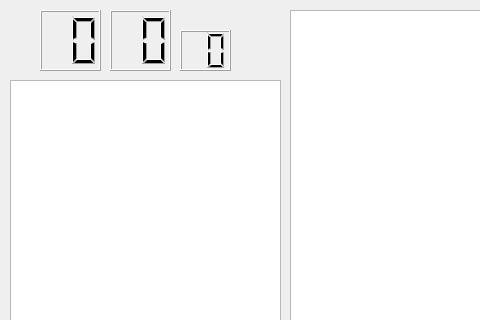
First picture: the form in src/mainUI.ui, repository BarbechoGonzalez/robotica2015, before the edit; both pictures show x 0 to 480 and y 0 to 320 of the 838 by 559 pixel window.
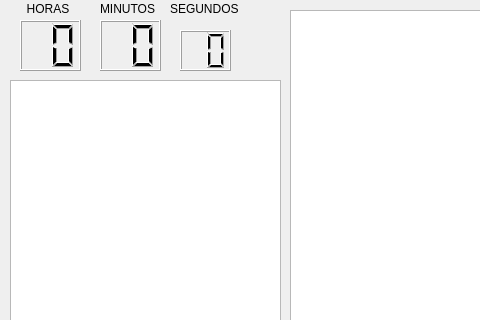
Second picture: the form after the edit.

```diff
--- a/src/mainUI.ui
+++ b/src/mainUI.ui
@@ -60,12 +60,15 @@
    </property>
   </widget>
   <widget class="QLCDNumber" name="LCDhor">
+   <property name="enabled">
+    <bool>true</bool>
+   </property>
    <property name="geometry">
     <rect>
-     <x>40</x>
-     <y>10</y>
+     <x>20</x>
+     <y>20</y>
      <width>61</width>
-     <height>61</height>
+     <height>51</height>
     </rect>
    </property>
    <property name="digitCount">
@@ -75,10 +78,10 @@
   <widget class="QLCDNumber" name="LCDmin">
    <property name="geometry">
     <rect>
-     <x>110</x>
-     <y>10</y>
+     <x>100</x>
+     <y>20</y>
      <width>61</width>
-     <height>61</height>
+     <height>51</height>
     </rect>
    </property>
    <property name="digitCount">
@@ -98,6 +101,45 @@
     <number>2</number>
    </property>
   </widget>
+  <widget class="QLabel" name="label">
+   <property name="geometry">
+    <rect>
+     <x>20</x>
+     <y>0</y>
+     <width>66</width>
+     <height>17</height>
+    </rect>
+   </property>
+   <property name="text">
+    <string>  HORAS</string>
+   </property>
+  </widget>
+  <widget class="QLabel" name="label_2">
+   <property name="geometry">
+    <rect>
+     <x>100</x>
+     <y>0</y>
+     <width>66</width>
+     <height>17</height>
+    </rect>
+   </property>
+   <property name="text">
+    <string>MINUTOS</string>
+   </property>
+  </widget>
+  <widget class="QLabel" name="label_3">
+   <property name="geometry">
+    <rect>
+     <x>170</x>
+     <y>0</y>
+     <width>81</width>
+     <height>17</height>
+    </rect>
+   </property>
+   <property name="text">
+    <string>SEGUNDOS</string>
+   </property>
+  </widget>
  </widget>
  <resources/>
  <connections/>
```
Left out of the diff: 6 changed lines with no effect on the pictures.
